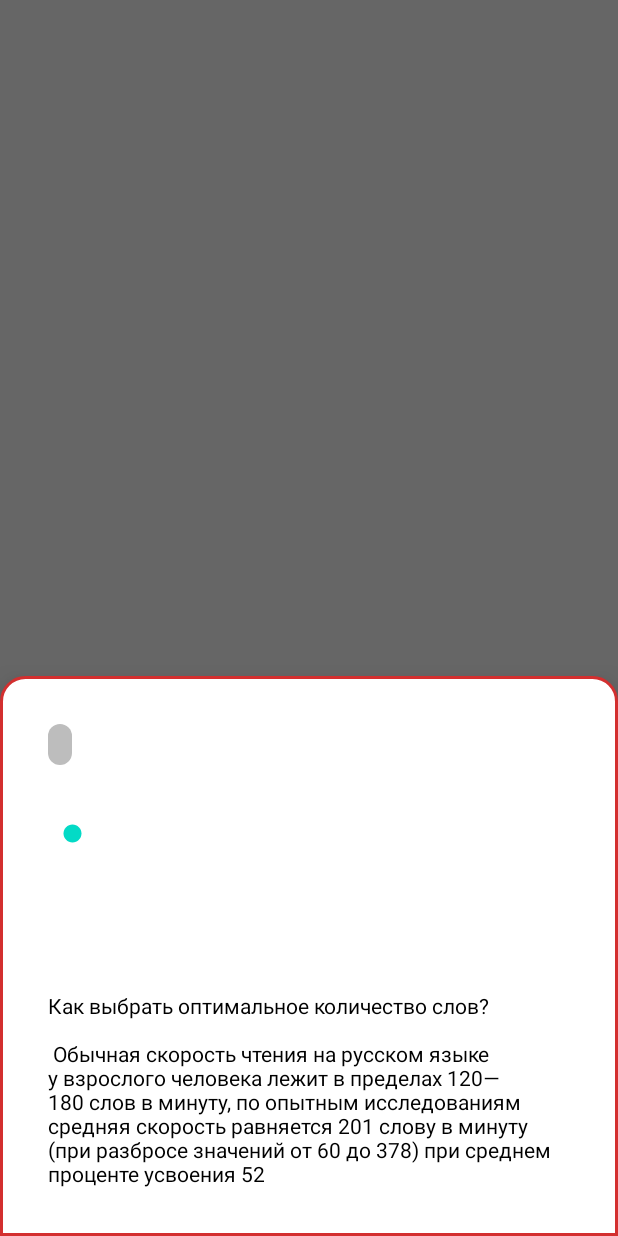
After one commit to timtheemployee/spritz-reader, an Android app: the fragment SettingsBottomSheetFragment shown on its own in the app's theme, on a phone screen of 412 x 824 dp. The commit adds this screen. Run offline under Robolectric (Android 15) with nearby library versions, the phone set to English and light mode, and no system bars.

Commit message:
added settings dialog, problem with LabeledSeekBar

```diff
--- a/app/src/main/java/com/wxxtfxrmx/spritzreader/presentation/screens/reading/ReadingFragment.kt
+++ b/app/src/main/java/com/wxxtfxrmx/spritzreader/presentation/screens/reading/ReadingFragment.kt
@@ -8,6 +8,7 @@ import androidx.core.view.isVisible
 import androidx.fragment.app.Fragment
 import com.wxxtfxrmx.spritzreader.R
 import com.wxxtfxrmx.spritzreader.presentation.core.BaseFragment
+import com.wxxtfxrmx.spritzreader.presentation.screens.settings.SettingsBottomSheetFragment
 import kotlinx.android.synthetic.main.reading_fragment.*
 import javax.inject.Inject
 
@@ -38,10 +39,18 @@ class ReadingFragment : BaseFragment(), ReadingView {
                 actionChips.isVisible = false
                 chipsVisibilityHandler.removeCallbacks(chipsVisibilityTask)
             } else if (event.action == MotionEvent.ACTION_UP) {
-                chipsVisibilityHandler.postDelayed(chipsVisibilityTask, 500L)
+                chipsVisibilityHandler.postDelayed(chipsVisibilityTask, 700L)
             }
 
             false
+        }
+
+        settingsChip.setOnClickListener {
+            val settingsFragment = SettingsBottomSheetFragment.newInstance()
+            settingsFragment.show(
+                childFragmentManager,
+                SettingsBottomSheetFragment::class.java.simpleName
+            )
         }
     }
 
--- /dev/null
+++ b/app/src/main/java/com/wxxtfxrmx/spritzreader/presentation/screens/settings/SettingsBottomSheetFragment.kt
@@ -0,0 +1,36 @@
+package com.wxxtfxrmx.spritzreader.presentation.screens.settings
+
+import android.app.Activity
+import android.os.Bundle
+import android.view.LayoutInflater
+import android.view.View
+import android.view.ViewGroup
+import androidx.fragment.app.DialogFragment
+import com.google.android.material.bottomsheet.BottomSheetDialogFragment
+import com.wxxtfxrmx.spritzreader.R
+
+class SettingsBottomSheetFragment : BottomSheetDialogFragment() {
+
+    companion object {
+        fun newInstance(): DialogFragment =
+            SettingsBottomSheetFragment()
+    }
+
+    override fun onCreate(savedInstanceState: Bundle?) {
+        super.onCreate(savedInstanceState)
+        setStyle(DialogFragment.STYLE_NORMAL, R.style.RoundedBottomSheetDialogTheme)
+    }
+
+    override fun onAttach(activity: Activity) {
+        //AndroidSupportInjection.inject(this)
+        super.onAttach(activity)
+    }
+
+    override fun onCreateView(
+        inflater: LayoutInflater,
+        container: ViewGroup?,
+        savedInstanceState: Bundle?
+    ): View? =
+        inflater.inflate(R.layout.settings_fragment, container, false)
+
+}
--- /dev/null
+++ b/app/src/main/java/com/wxxtfxrmx/spritzreader/views/progress/LabeledSeekBar.kt
@@ -0,0 +1,78 @@
+package com.wxxtfxrmx.spritzreader.views.progress
+
+import android.content.Context
+import android.util.AttributeSet
+import android.view.View
+import android.widget.RelativeLayout
+import android.widget.SeekBar
+import com.wxxtfxrmx.spritzreader.R
+import kotlinx.android.synthetic.main.labeled_seekbar.view.*
+
+class LabeledSeekBar @JvmOverloads constructor(
+	context: Context,
+	attributeSet: AttributeSet? = null,
+	defStyleAttr: Int = 0,
+	defStyleRes: Int = 0
+) : RelativeLayout(context, attributeSet, defStyleAttr, defStyleRes) {
+
+	private companion object {
+		const val TAG = "LabeledSeekBar"
+	}
+
+	private val seekBarListener = LabeledSeekBarSlideListener().apply {
+		setProgressChangedHandler { progress, _ ->
+			applyTranslationToLabel(progress)
+		}
+	}
+
+	init {
+		View.inflate(context, R.layout.labeled_seekbar, this)
+
+		seekBar.setOnSeekBarChangeListener(seekBarListener)
+	}
+
+	private fun applyTranslationToLabel(progress: Int) {
+		val difference = seekBar.right - seekBar.left
+		val differencePercent = difference * (progress / 100f)
+        val positive = progressLabel.x >= differencePercent
+		progressLabel.x = if (progressLabel.x + progressLabel.width < seekBar.x + seekBar.width && !positive) {
+			differencePercent - progressLabel.width / 2
+		} else {
+			progressLabel.x
+		}
+
+		progressLabel.text = "$progress сл/м"
+		invalidate()
+	}
+}
+
+class LabeledSeekBarSlideListener : SeekBar.OnSeekBarChangeListener {
+
+	private var startTrackingHandler: ((SeekBar?) -> Unit)? = null
+	private var stopTrackingHandler: ((SeekBar?) -> Unit)? = null
+	private var progressChangedHandler: ((Int, Boolean) -> Unit)? = null
+
+	fun setStartTrackingHandler(handler: (SeekBar?) -> Unit) {
+		startTrackingHandler = handler
+	}
+
+	fun setStopTrackingHandler(handler: (SeekBar?) -> Unit) {
+		stopTrackingHandler = handler
+	}
+
+	fun setProgressChangedHandler(handler: (Int, Boolean) -> Unit) {
+		progressChangedHandler = handler
+	}
+
+	override fun onProgressChanged(seekBar: SeekBar?, progress: Int, fromUser: Boolean) {
+		progressChangedHandler?.invoke(progress, fromUser)
+	}
+
+	override fun onStartTrackingTouch(seekBar: SeekBar?) {
+		startTrackingHandler?.invoke(seekBar)
+	}
+
+	override fun onStopTrackingTouch(seekBar: SeekBar?) {
+		stopTrackingHandler?.invoke(seekBar)
+	}
+}
--- /dev/null
+++ b/app/src/main/res/drawable/seek_bar_background.xml
@@ -0,0 +1,6 @@
+<?xml version="1.0" encoding="utf-8"?>
+<layer-list xmlns:android="http://schemas.android.com/apk/res/android">
+    <item android:id="@android:id/background" android:drawable="@android:color/transparent"/>
+    <item android:id="@android:id/secondaryProgress" android:drawable="@android:color/transparent" />
+    <item android:id="@android:id/progress" android:drawable="@android:color/transparent" />
+</layer-list>
--- /dev/null
+++ b/app/src/main/res/drawable/settings_fragment_background.xml
@@ -0,0 +1,12 @@
+<?xml version="1.0" encoding="utf-8"?>
+<shape xmlns:android="http://schemas.android.com/apk/res/android"
+    android:shape="rectangle">
+
+    <solid android:color="@color/colorWhite" />
+    <stroke
+        android:width="2dp"
+        android:color="@color/colorPrimaryDark" />
+    <corners
+        android:topLeftRadius="@dimen/spacing_16"
+        android:topRightRadius="@dimen/spacing_16" />
+</shape>
--- /dev/null
+++ b/app/src/main/res/layout/labeled_seekbar.xml
@@ -0,0 +1,30 @@
+<?xml version="1.0" encoding="utf-8"?>
+<merge xmlns:android="http://schemas.android.com/apk/res/android"
+    xmlns:tools="http://schemas.android.com/tools"
+    android:layout_width="match_parent"
+    android:layout_height="wrap_content"
+    tools:parentTag="android.widget.LinearLayout">
+
+    <TextView
+        android:id="@+id/progressLabel"
+        android:layout_width="wrap_content"
+        android:layout_height="wrap_content"
+        android:background="@drawable/curved_progress_bar"
+        android:textColor="@color/colorBlack"
+        android:paddingStart="@dimen/spacing_8"
+        android:paddingEnd="@dimen/spacing_8"
+        android:paddingTop="@dimen/spacing_4"
+        android:paddingBottom="@dimen/spacing_4"
+        android:textSize="14sp"
+        tools:text="24 сл/м" />
+
+    <SeekBar
+        android:id="@+id/seekBar"
+        style="@style/Widget.AppCompat.SeekBar"
+        android:layout_width="match_parent"
+        android:layout_height="wrap_content"
+        android:layout_centerVertical="true"
+        android:layout_marginTop="@dimen/spacing_128dp"
+        android:progressDrawable="@drawable/seek_bar_background"
+        tools:progress="50" />
+</merge>
--- a/app/src/main/res/layout/reading_fragment.xml
+++ b/app/src/main/res/layout/reading_fragment.xml
@@ -32,6 +32,7 @@
         android:id="@+id/actionChips"
         android:layout_width="match_parent"
         android:layout_height="wrap_content"
+        android:paddingBottom="@dimen/spacing_16"
         app:layout_anchor="@id/pageContent"
         app:layout_anchorGravity="bottom">
 
@@ -44,8 +45,11 @@
             android:layout_marginEnd="@dimen/spacing_16"
             android:layout_weight="1"
             android:text="@string/reading_start"
+            android:textColor="@color/colorPrimaryDark"
+            app:chipBackgroundColor="@color/colorWhite"
             app:chipEndPadding="@dimen/spacing_16"
             app:chipIcon="@drawable/play_arrow"
+            app:chipIconTint="@color/colorPrimaryDark"
             app:chipMinHeight="48dp"
             app:chipStartPadding="@dimen/spacing_16"
             app:chipStrokeColor="@color/colorPrimaryDark"
@@ -60,8 +64,11 @@
             android:layout_marginEnd="@dimen/spacing_32"
             android:layout_weight="1"
             android:text="@string/settings"
+            android:textColor="@color/colorPrimaryDark"
+            app:chipBackgroundColor="@color/colorWhite"
             app:chipEndPadding="@dimen/spacing_16"
             app:chipIcon="@drawable/settings"
+            app:chipIconTint="@color/colorPrimaryDark"
             app:chipMinHeight="48dp"
             app:chipStartPadding="@dimen/spacing_16"
             app:chipStrokeColor="@color/colorPrimaryDark"
--- /dev/null
+++ b/app/src/main/res/layout/settings_fragment.xml
@@ -0,0 +1,30 @@
+<?xml version="1.0" encoding="utf-8"?>
+<androidx.constraintlayout.widget.ConstraintLayout xmlns:android="http://schemas.android.com/apk/res/android"
+    xmlns:app="http://schemas.android.com/apk/res-auto"
+    android:layout_width="match_parent"
+    android:layout_height="match_parent"
+    android:paddingStart="@dimen/spacing_32"
+    android:paddingTop="@dimen/spacing_32"
+    android:paddingEnd="@dimen/spacing_32"
+    app:layout_behavior="com.google.android.material.bottomsheet.BottomSheetBehavior">
+
+    <com.wxxtfxrmx.spritzreader.views.progress.LabeledSeekBar
+        android:id="@+id/wordInSecond"
+        android:layout_width="@dimen/match_constraint"
+        android:layout_height="wrap_content"
+        app:layout_constraintEnd_toEndOf="parent"
+        app:layout_constraintStart_toStartOf="parent"
+        app:layout_constraintTop_toTopOf="parent" />
+
+    <TextView
+        android:id="@+id/speedTextInfo"
+        android:layout_width="@dimen/match_constraint"
+        android:layout_height="wrap_content"
+        android:paddingTop="@dimen/spacing_32"
+        android:paddingBottom="@dimen/spacing_32"
+        android:text="@string/middle_speed_text_info"
+        android:textColor="@color/colorBlack"
+        app:layout_constraintEnd_toEndOf="parent"
+        app:layout_constraintStart_toStartOf="parent"
+        app:layout_constraintTop_toBottomOf="@id/wordInSecond" />
+</androidx.constraintlayout.widget.ConstraintLayout>
--- a/app/src/main/res/values/dimens.xml
+++ b/app/src/main/res/values/dimens.xml
@@ -8,4 +8,6 @@
     <dimen name="spacing_8">8dp</dimen>
     <dimen name="block_icon_size">128dp</dimen>
     <dimen name="spacing_4">4dp</dimen>
+    <dimen name="spacing_64">64dp</dimen>
+    <dimen name="spacing_128dp">128dp</dimen>
 </resources>
--- a/app/src/main/res/values/strings.xml
+++ b/app/src/main/res/values/strings.xml
@@ -3,11 +3,11 @@
     <string name="library">Библиотека</string>
     <string name="recent">Недавнее</string>
     <string name="bookmarks">Заметки</string>
-
-
-    <string name="some_large_text">Есть много вариантов Lorem Ipsum, но большинство из них имеет не всегда приемлемые модификации, например, юмористические вставки или слова, которые даже отдалённо не напоминают латынь. Если вам нужен Lorem Ipsum для серьёзного проекта, вы наверняка не хотите какой-нибудь шутки, скрытой в середине абзаца. Также все другие известные генераторы Lorem Ipsum используют один и тот же текст, который они просто повторяют, пока не достигнут нужный объём. Это делает предлагаемый здесь генератор единственным настоящим Lorem Ipsum генератором. Он использует словарь из более чем 200 латинских слов, а также набор моделей предложений. В результате сгенерированный Lorem Ipsum выглядит правдоподобно, не имеет повторяющихся абзацей или "невозможных" слов.</string>
     <string name="not_found">Ничего не найдено</string>
     <string name="reading">Чтение</string>
     <string name="reading_start">Начать чтение</string>
     <string name="settings">Настройки</string>
+    <string name="middle_speed_text_info">
+        Как выбрать оптимальное количество слов?\n\n
+        Обычная скорость чтения на русском языке у взрослого человека лежит в пределах 120—180 слов в минуту, по опытным исследованиям средняя скорость равняется 201 слову в минуту (при разбросе значений от 60 до 378) при среднем проценте усвоения 52</string>
 </resources>
--- a/app/src/main/res/values/styles.xml
+++ b/app/src/main/res/values/styles.xml
@@ -8,4 +8,11 @@
         <item name="colorAccent">@color/colorAccent</item>
     </style>
 
+    <style name="RoundedBottomSheetDialogTheme" parent="Theme.MaterialComponents.BottomSheetDialog">
+        <item name="bottomSheetStyle">@style/RoundedBottomSheetDialog</item>
+    </style>
+
+    <style name="RoundedBottomSheetDialog" parent="Widget.Design.BottomSheet.Modal">
+        <item name="android:background">@drawable/settings_fragment_background</item>
+    </style>
 </resources>
```
